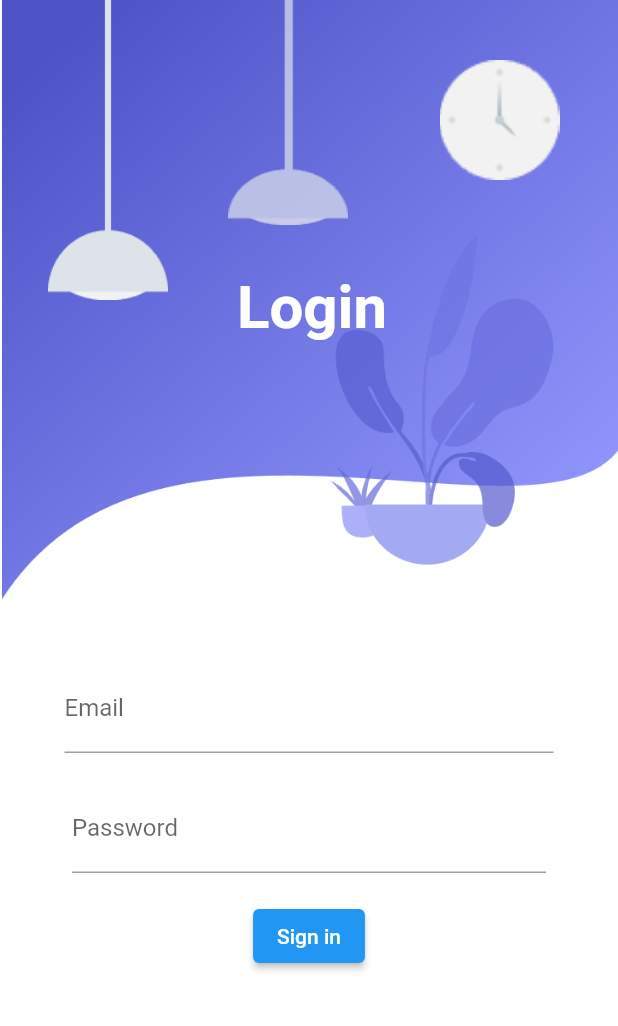
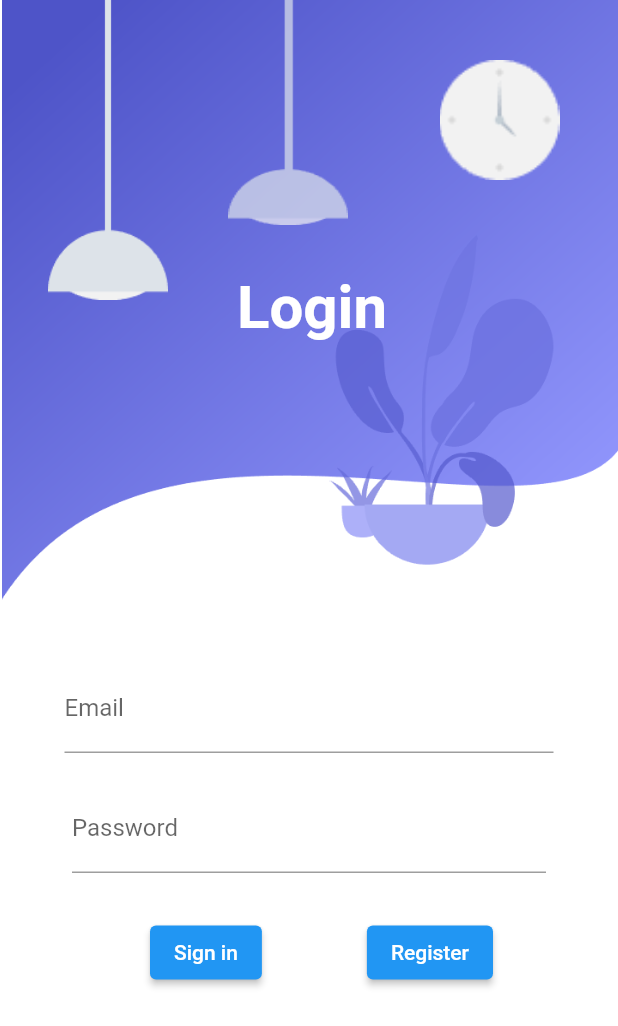
Before and after one commit to Kev-Daran/Book-Review-and-Recommendation, a Flutter app: the LoginPage screen opened directly, on a phone screen of 412 x 824 dp. Shown: the top 1026 px of the screen. Run offline on Flutter 3.47's test engine with Material 2 defaults, Android fonts, the phone set to English and light mode, and no system bars; our stand-ins replace firebase_auth, firebase_core, simple_animations; accounts and stored records are empty.

Commit message:
Add files via upload

```diff
--- a/test2/lib/login_page.dart
+++ b/test2/lib/login_page.dart
@@ -2,10 +2,11 @@ import 'package:flutter/material.dart';
 import 'package:test2/FadeAnimation.dart';
 import 'package:test2/authentication_service.dart';
 import 'package:provider/provider.dart';
+import 'package:test2/Register.dart';
 
 class LoginPage extends StatelessWidget {
   final TextEditingController emailController = TextEditingController();
-  final TextEditingController passswordController = TextEditingController();
+  final TextEditingController passwordController = TextEditingController();
 
   @override
   Widget build(BuildContext context) {
@@ -117,7 +118,8 @@ class LoginPage extends StatelessWidget {
                                   color: Colors.white,
                                 ),
                                 child: TextField(
-                                  controller: passswordController,
+                                  obscureText: true,
+                                  controller: passwordController,
                                   decoration: InputDecoration(
                                     labelText: "Password",
                                   ),
@@ -158,15 +160,35 @@ class LoginPage extends StatelessWidget {
             //     labelText: "Password",
             //   ),
             // ),
-            ElevatedButton(onPressed: ()
+
+            Row(
+              children: [
+                Padding(padding:
+                EdgeInsets.all(35.0),
+                ),
+                ElevatedButton(onPressed: ()
+                    {
+                      context.read<AuthenticationService>().signIn(
+                        email: emailController.text.trim(),
+                        password: passwordController.text.trim()
+                      );
+                    },
+                    child:
+                    Text("Sign in"),
+                ),
+                Padding(padding:
+                  EdgeInsets.all(35.0)
+                ),
+                ElevatedButton(onPressed: ()
                 {
-                  context.read<AuthenticationService>().signIn(
-                    email: emailController.text.trim(),
-                    password: passswordController.text.trim()
-                  );
-                },
-                child: Text("Sign in"),
-            )
+                  Navigator.push(context,
+                      MaterialPageRoute(builder: (context)=>Register()));
+                }
+                    , child: Text("Register")
+                ),
+              ],
+            ),
+
           ],
         ),
             ),
--- a/test2/lib/main.dart
+++ b/test2/lib/main.dart
@@ -5,6 +5,7 @@ import 'package:provider/provider.dart';
 import 'package:test2/authentication_service.dart';
 import 'package:test2/home_page.dart';
 import 'package:test2/login_page.dart';
+import 'package:test2/Register.dart';
 
 Future<void> main() async{
   WidgetsFlutterBinding.ensureInitialized();
```
Also changed, not shown: test2/lib/Register.dart (added, +211 -0 lines), test2/lib/FadeAnimation.dart (line endings or trailing spaces), test2/lib/authentication_service.dart (line endings or trailing spaces), test2/lib/home_page.dart (line endings or trailing spaces).
